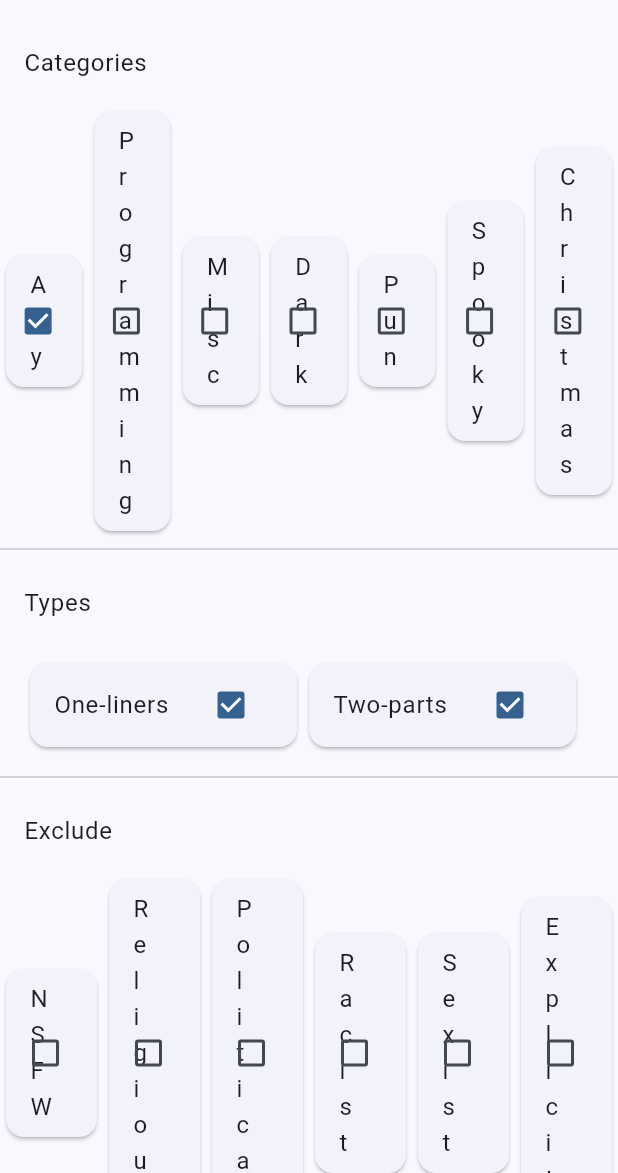
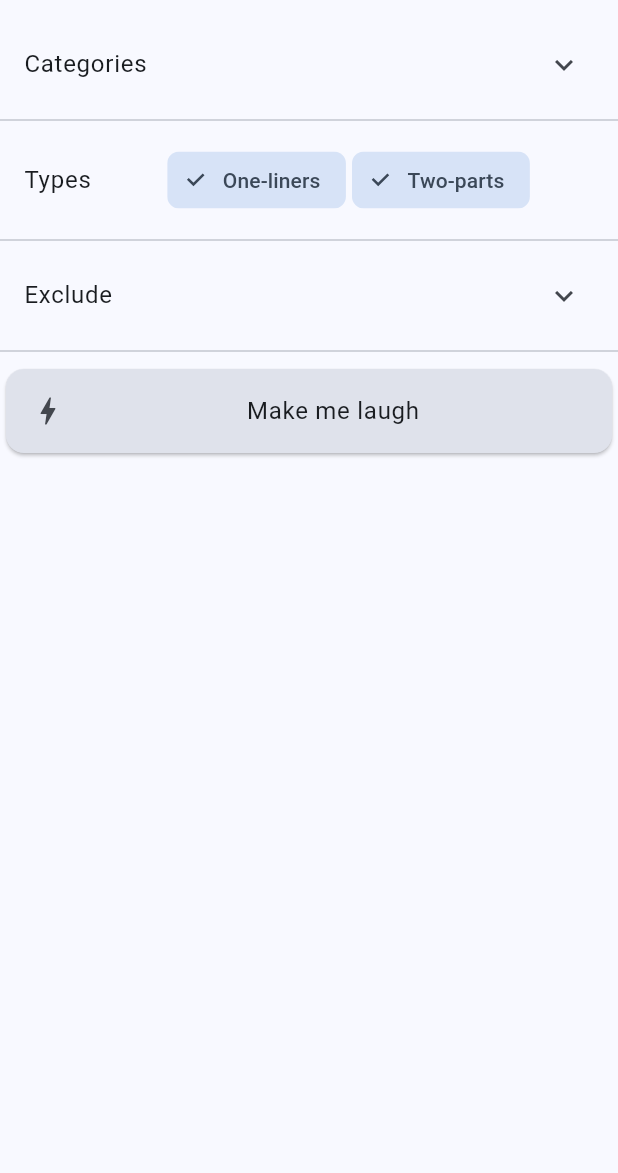
Before and after one commit to eggzotic/jokes, a Flutter app: the screen it shows after launch, on a phone screen of 412 x 824 dp, the part 63-1236 px from its top. Run offline on Flutter 3.47's test engine with Material 2 defaults, Android fonts, the phone set to English and light mode, and no system bars; missing offline and left inert: rest_api_client.

Commit message:
Adaptive layout mods

```diff
--- a/lib/config/config.dart
+++ b/lib/config/config.dart
@@ -10,4 +10,5 @@ class Config {
       'A simple jokes app. Joke data is fetched from $baseUrl';
   //
   final baseUrl = 'https://v2.jokeapi.dev/joke/';
+  final relayoutWidth = 610;
 }
--- a/lib/widgets/exclusions_ui.dart
+++ b/lib/widgets/exclusions_ui.dart
@@ -10,22 +10,27 @@ class ExclusionsUi extends StatelessWidget {
   @override
   Widget build(BuildContext context) {
     final appState = Provider.of<AppState>(context);
-    return Row(
-      children: Flag.values
-          .map(
-            (f) => Expanded(
-              child: Card(
-                child: CheckboxListTile(
-                  title: Text(f.label),
-                  value: appState.jokeState.request.blackList.isBlackListed(f),
-                  onChanged: (_) => appState.sendEvent(
-                    event: JokeRequestToggleFlag(f),
-                  ),
+    final isNarrow =
+        MediaQuery.of(context).size.width <= appState.config.relayoutWidth;
+    final title = Text('Exclude', style: Theme.of(context).textTheme.bodyLarge);
+    return ListTile(
+      leading: !isNarrow ? title : null,
+      title: Wrap(
+        runSpacing: 4.0,
+        alignment: WrapAlignment.center,
+        spacing: 4.0,
+        children: Flag.values
+            .map(
+              (f) => FilterChip(
+                label: Text(f.label),
+                selected: appState.jokeState.request.blackList.isBlackListed(f),
+                onSelected: (_) => appState.sendEvent(
+                  event: JokeRequestToggleFlag(f),
                 ),
               ),
-            ),
-          )
-          .toList(),
+            )
+            .toList(),
+      ),
     );
   }
 }
--- a/lib/widgets/joke_page.dart
+++ b/lib/widgets/joke_page.dart
@@ -5,6 +5,7 @@ import 'package:jokes/widgets/about_ui.dart';
 import 'package:jokes/widgets/joke_list_ui.dart';
 import 'package:jokes/widgets/request_categories_ui.dart';
 import 'package:jokes/widgets/exclusions_ui.dart';
+import 'package:jokes/widgets/section_container.dart';
 import 'package:jokes/widgets/types_ui.dart';
 import 'package:provider/provider.dart';
 
@@ -13,8 +14,10 @@ class JokePage extends StatelessWidget {
 
   @override
   Widget build(BuildContext context) {
+    debugPrint('Media size: ${MediaQuery.of(context).size}');
     final appState = Provider.of<AppState>(context);
     final isBusy = !appState.isReady || appState.jokeState.isFetching;
+    final again = (appState.isReady ? appState.jokeState.jokeCount : 0) > 0;
     return Scaffold(
       appBar: AppBar(
         title: const Text('Jokes'),
@@ -32,14 +35,17 @@ class JokePage extends StatelessWidget {
       body: appState.isReady
           ? Column(
               children: [
-                const ListTile(title: Text('Categories')),
-                const RequestCategoriesUi(),
+                const SectionContainer(
+                  title: 'Categories',
+                  child: RequestCategoriesUi(titleText: 'Categories'),
+                ),
                 const Divider(),
-                const ListTile(title: Text('Types')),
                 const TypesUi(),
                 const Divider(),
-                const ListTile(title: Text('Exclude')),
-                const ExclusionsUi(),
+                const SectionContainer(
+                  title: 'Exclude',
+                  child: ExclusionsUi(),
+                ),
                 const Divider(),
                 Card(
                   color: Theme.of(context).colorScheme.surfaceVariant,
@@ -49,15 +55,12 @@ class JokePage extends StatelessWidget {
                         ? const Center(
                             child: CircularProgressIndicator.adaptive(),
                           )
-                        : const Center(child: Text('Make me laugh')),
+                        : Center(
+                            child: Text(
+                                'Make me laugh${again ? ' (again!)' : ''}')),
                     onTap: isBusy
                         ? null
                         : () => appState.sendEvent(event: FetchNewJokeEvent()),
-                    subtitle: isBusy
-                        ? null
-                        : const Center(
-                            child: Text('(Fetch a joke)'),
-                          ),
                   ),
                 ),
                 const Expanded(child: JokeListUi()),
--- a/lib/widgets/request_categories_ui.dart
+++ b/lib/widgets/request_categories_ui.dart
@@ -1,30 +1,39 @@
 import 'package:flutter/material.dart';
+import 'package:jokes/event/event.dart';
 import 'package:jokes/model/joke_category.dart';
 import 'package:jokes/state/app_state.dart';
 import 'package:provider/provider.dart';
 
-import '../event/event.dart';
+class RequestCategoriesUi extends StatelessWidget {
+  const RequestCategoriesUi({required this.titleText,super.key});
 
-class RequestCategoriesUi extends StatelessWidget {
-  const RequestCategoriesUi({super.key});
+  final String titleText;
 
   @override
   Widget build(BuildContext context) {
     final appState = Provider.of<AppState>(context);
-    return Row(
-      children: JokeCategory.values
-          .map((c) => Expanded(
-                child: Card(
-                  child: CheckboxListTile(
-                    title: Text(c.label),
-                    value: appState.jokeState.request.categories.includes(c),
-                    onChanged: (_) => appState.sendEvent(
-                      event: JokeRequestToggleCategory(c),
-                    ),
-                  ),
+    final isNarrow =
+        MediaQuery.of(context).size.width <= appState.config.relayoutWidth;
+    final title =
+        Text(titleText, style: Theme.of(context).textTheme.bodyLarge);
+    return ListTile(
+      leading: !isNarrow ? title : null,
+      title: Wrap(
+        runSpacing: 4.0,
+        alignment: WrapAlignment.center,
+        spacing: 4.0,
+        children: JokeCategory.values
+            .map(
+              (c) => FilterChip(
+                label: Text(c.label),
+                selected: appState.jokeState.request.categories.includes(c),
+                onSelected: (_) => appState.sendEvent(
+                  event: JokeRequestToggleCategory(c),
                 ),
-              ))
-          .toList(),
+              ),
+            )
+            .toList(),
+      ),
     );
   }
 }
--- /dev/null
+++ b/lib/widgets/section_container.dart
@@ -0,0 +1,30 @@
+import 'package:flutter/material.dart';
+import 'package:jokes/state/app_state.dart';
+import 'package:provider/provider.dart';
+
+class SectionContainer extends StatelessWidget {
+  const SectionContainer({
+    required this.title,
+    required this.child,
+    super.key,
+  });
+
+  final String title;
+  final Widget child;
+
+  @override
+  Widget build(BuildContext context) {
+    final appState = Provider.of<AppState>(context);
+    final isNarrow =
+        MediaQuery.of(context).size.width <= appState.config.relayoutWidth;
+    if (isNarrow) {
+      return ExpansionTile(
+        key: PageStorageKey(ValueKey(title)),
+        title: Text(title),
+        children: [child],
+      );
+    } else {
+      return child;
+    }
+  }
+}
--- a/lib/widgets/types_ui.dart
+++ b/lib/widgets/types_ui.dart
@@ -11,28 +11,23 @@ class TypesUi extends StatelessWidget {
   Widget build(BuildContext context) {
     final appState = Provider.of<AppState>(context);
     return ListTile(
-      title: Row(
+      leading: Text('Types', style: Theme.of(context).textTheme.bodyLarge),
+      title: Wrap(
+        alignment: WrapAlignment.center,
+        spacing: 4.0,
         children: [
-          Expanded(
-            child: Card(
-              child: CheckboxListTile(
-                title: const Text('One-liners'),
-                value: appState.jokeState.request.types.oneLiners,
-                onChanged: (_) => appState.sendEvent(
-                  event: JokeRequestToggleType(JokeType.single),
-                ),
-              ),
+          FilterChip(
+            label: const Text('One-liners'),
+            selected: appState.jokeState.request.types.oneLiners,
+            onSelected: (_) => appState.sendEvent(
+              event: JokeRequestToggleType(JokeType.single),
             ),
           ),
-          Expanded(
-            child: Card(
-              child: CheckboxListTile(
-                title: const Text('Two-parts'),
-                value: appState.jokeState.request.types.twoParts,
-                onChanged: (_) => appState.sendEvent(
-                  event: JokeRequestToggleType(JokeType.twoPart),
-                ),
-              ),
+          FilterChip(
+            label: const Text('Two-parts'),
+            selected: appState.jokeState.request.types.twoParts,
+            onSelected: (_) => appState.sendEvent(
+              event: JokeRequestToggleType(JokeType.twoPart),
             ),
           ),
         ],
```
Also changed, not shown: lib/widgets/joke_categories_ui.dart (+8 -9 lines), 2 other files.
